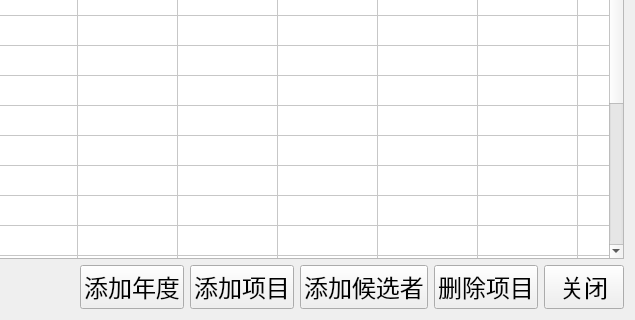
Before: the Qt Designer form ui/page_elements/election_detail_page/DetailPage.ui in ArcherLuo233/election-s-prediction, drawn with Qt 5; both pictures show x 434 to 1069 and y 481 to 801 of the 1069 by 801 pixel window.
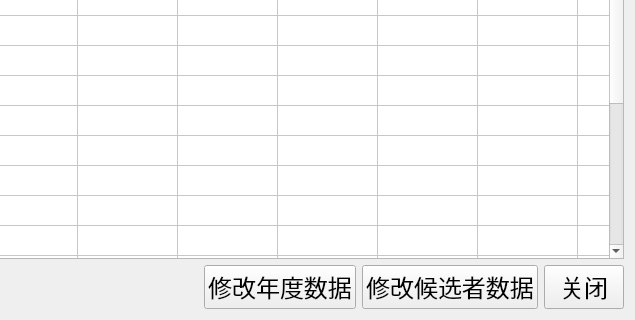
After: the same form once the commit is applied.

```diff
--- a/ui/page_elements/election_detail_page/DetailPage.ui
+++ b/ui/page_elements/election_detail_page/DetailPage.ui
@@ -78,23 +78,7 @@
                              <cursorShape>PointingHandCursor</cursorShape>
                          </property>
                          <property name="text">
-                             <string>添加年度</string>
-                         </property>
-                     </widget>
-                 </item>
-                 <item>
-                     <widget class="QPushButton" name="btn_addpro">
-                         <property name="font">
-                             <font>
-                                 <family>华文新魏</family>
-                                 <pointsize>18</pointsize>
-                             </font>
-                         </property>
-                         <property name="cursor">
-                             <cursorShape>PointingHandCursor</cursorShape>
-                         </property>
-                         <property name="text">
-                             <string>添加项目</string>
+                             <string>修改年度数据</string>
                          </property>
                      </widget>
                  </item>
@@ -110,23 +94,7 @@
                              <cursorShape>PointingHandCursor</cursorShape>
                          </property>
                          <property name="text">
-                             <string>添加候选者</string>
-                         </property>
-                     </widget>
-                 </item>
-                 <item>
-                     <widget class="QPushButton" name="btn_delete">
-                         <property name="font">
-                             <font>
-                                 <family>华文新魏</family>
-                                 <pointsize>18</pointsize>
-                             </font>
-                         </property>
-                         <property name="cursor">
-                             <cursorShape>PointingHandCursor</cursorShape>
-                         </property>
-                         <property name="text">
-                             <string>删除项目</string>
+                             <string>修改候选者数据</string>
                          </property>
                      </widget>
                  </item>
```
Lines whose indentation alone changed are shown as unchanged.
